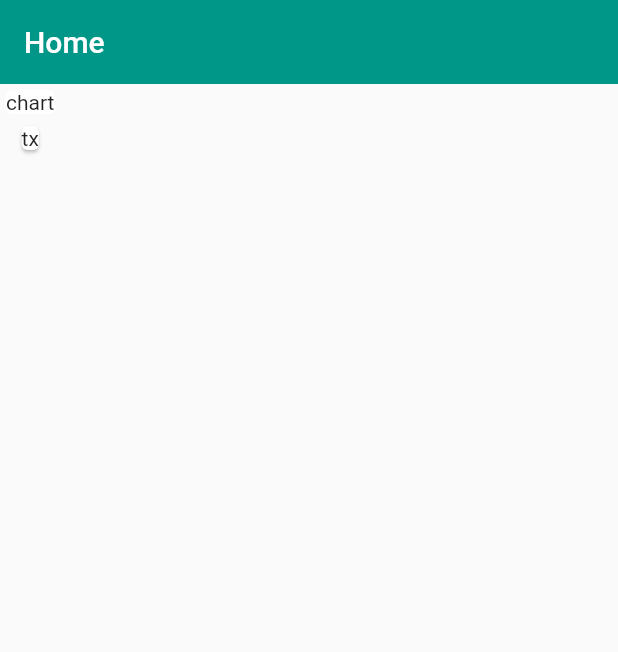
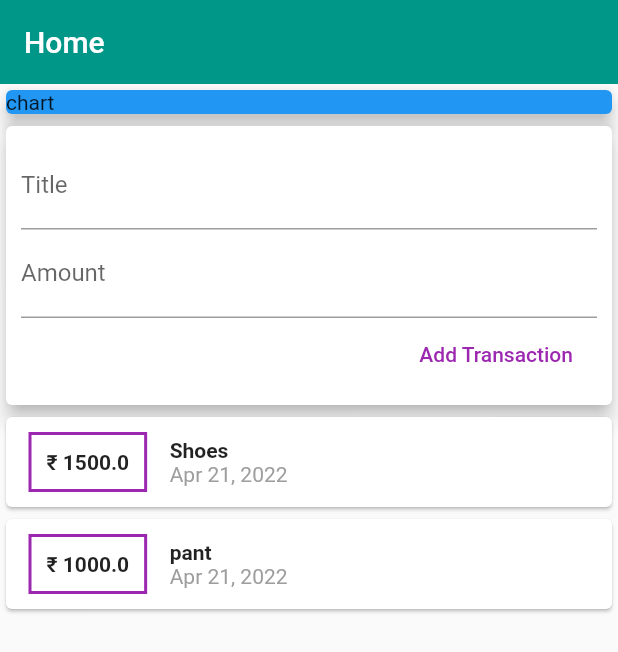
Before and after one commit to ankitpsamrat/Flutter-money-manager-app, a Flutter app: the screen it shows after launch, on a phone screen of 412 x 824 dp. Shown: the top 652 px of the screen. Run offline on Flutter 3.47's test engine with Material 2 defaults, Android fonts, the phone set to English and light mode, and no system bars.

Commit message:
first commit

```diff
--- a/lib/main.dart
+++ b/lib/main.dart
@@ -1,6 +1,8 @@
-// ignore_for_file: prefer_const_constructors, prefer_const_literals_to_create_immutables
+// ignore_for_file: prefer_const_constructors, prefer_const_literals_to_create_immutables, use_key_in_widget_constructors, avoid_unnecessary_containers, sized_box_for_whitespace, deprecated_member_use, avoid_print, must_be_immutable
 
 import 'package:flutter/material.dart';
+import 'package:money_manager/transaction.dart';
+import 'package:intl/intl.dart';
 
 void main() {
   runApp(const MyApp());
@@ -21,7 +23,28 @@ class MyApp extends StatelessWidget {
 }
 
 class HomePage extends StatelessWidget {
-  const HomePage({Key? key}) : super(key: key);
+  // const HomePage({Key? key}) : super(key: key);
+
+  final List<Transaction> transaction = [
+    Transaction(
+      id: 't1',
+      title: 'Shoes',
+      amount: 1500,
+      date: DateTime.now(),
+    ),
+    Transaction(
+      id: 't2',
+      title: 'pant',
+      amount: 1000,
+      date: DateTime.now(),
+    ),
+  ];
+
+  // late String titleInput;
+  // late String amountInput;
+
+  final titleController = TextEditingController();
+  final amountController = TextEditingController();
 
   @override
   Widget build(BuildContext context) {
@@ -32,12 +55,87 @@ class HomePage extends StatelessWidget {
       ),
       body: Column(
         children: [
+          Container(
+            width: double.infinity,
+            child: Card(
+              child: Text('chart'),
+              color: Colors.blue,
+              elevation: 5,
+            ),
+          ),
           Card(
-              child: Text('chart'),
-              elevation: 0,
+            elevation: 5,
+            child: Container(
+              padding: EdgeInsets.all(10),
+              child: Column(
+                crossAxisAlignment: CrossAxisAlignment.end,
+                children: [
+                  TextField(
+                    decoration: InputDecoration(labelText: 'Title'),
+                    controller: titleController,
+                    // onChanged: (val) {
+                    //   titleInput = val;
+                    // },
                   ),
-            Card(child: Text('tx'))
+                  TextField(
+                    decoration: InputDecoration(labelText: 'Amount'),
+                    controller: amountController,
+                    // onChanged: (val) => amountInput = val,
+                  ),
+                  FlatButton(
+                    child: Text('Add Transaction'),
+                    textColor: Colors.purple,
+                    onPressed: () {
+                      // print(titleInput);
+                      // print(amountInput);
+                    },
+                  ),
                 ],
-        ));
+              ),
+            ),
+          ),
+          Column(
+            children: transaction.map((tx) {
+              return Card(
+                child: Row(
+                  children: [
+                    Container(
+                      margin:
+                          EdgeInsets.symmetric(vertical: 10, horizontal: 15),
+                      decoration: BoxDecoration(
+                        border: Border.all(
+                          color: Colors.purple,
+                          width: 2,
+                        ),
+                      ),
+                      padding: EdgeInsets.all(10),
+                      child: Text(
+                        '₹ ' '${tx.amount}', // string interpolation
+                        style: TextStyle(
+                          fontWeight: FontWeight.bold,
+                        ),
+                      ),
+                    ),
+                    Column(
+                      crossAxisAlignment: CrossAxisAlignment.start,
+                      children: [
+                        Text(
+                          tx.title,
+                          style: TextStyle(fontWeight: FontWeight.bold),
+                        ),
+                        Text(
+                          DateFormat.yMMMd().format(tx.date),
+                          style: TextStyle(color: Colors.grey),
+                        ),
+                      ],
+                    ),
+                  ],
+                ),
+              );
+            }).toList(),
+          ),
+        ],
+      ),
+    );
   }
 }
--- a/lib/transaction.dart
+++ b/lib/transaction.dart
@@ -1,10 +1,12 @@
-// import 'package:flutter/cupertino.dart';
+class Transaction {
+  final String id;
+  final String title;
+  final double amount;
+  final DateTime date;
 
-// class Transaction {
-//  final String id;
-//   final String title;
-//  final double amount;
-//  final DateTime date;
-
-//   // Transaction({ @required this.id,@required this.title,@required this.amount,@required this.date});
-// }
+  Transaction(
+      {required this.id,
+      required this.title,
+      required this.amount,
+      required this.date});
+}
--- a/pubspec.yaml
+++ b/pubspec.yaml
@@ -29,11 +29,13 @@ environment:
 dependencies:
   flutter:
     sdk: flutter
+  intl: ^0.17.0
 
 
   # The following adds the Cupertino Icons font to your application.
   # Use with the CupertinoIcons class for iOS style icons.
   cupertino_icons: ^1.0.2
+
 
 dev_dependencies:
   flutter_test:
```
Also changed, not shown: pubspec.lock. Lines whose indentation alone changed are shown as unchanged.
